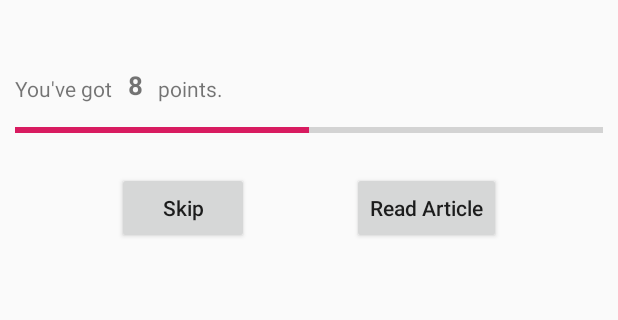
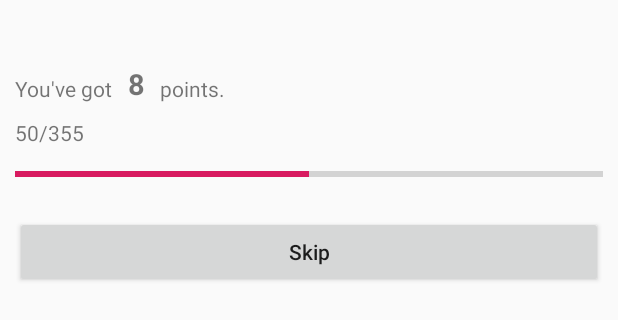
Before and after one commit to rainshang/MatchHeadline, an Android app: the layout fragment_feed.xml on its own in the app's theme, with its tools: preview values and no code run, on a phone screen of 412 x 824 dp. Shown: the top 320 px of the screen. Run offline under Robolectric (Android 15) with nearby library versions, the phone set to English and light mode, and no system bars.

Commit message:
all done

```diff
--- a/app/src/main/java/com/xyx/matchheadline/ui/article/ArticleFragment.kt
+++ b/app/src/main/java/com/xyx/matchheadline/ui/article/ArticleFragment.kt
@@ -16,7 +16,7 @@ import androidx.navigation.fragment.navArgs
  */
 class ArticleFragment : Fragment() {
 
-    val args: ArticleFragmentArgs by navArgs()
+    private val args: ArticleFragmentArgs by navArgs()
     private lateinit var webView: WebView
 
     @SuppressLint("SetJavaScriptEnabled")
--- a/app/src/main/java/com/xyx/matchheadline/vo/FeedsResponse.kt
+++ b/app/src/main/java/com/xyx/matchheadline/vo/FeedsResponse.kt
@@ -1,7 +1,9 @@
 package com.xyx.matchheadline.vo
 
 
+import android.os.Parcelable
 import com.google.gson.annotations.SerializedName
+import kotlinx.android.parcel.Parcelize
 
 data class FeedsResponse(
     @SerializedName("items")
@@ -13,6 +15,7 @@ data class FeedsResponse(
     @SerializedName("version")
     val version: Int
 ) {
+    @Parcelize
     data class Feed(
         @SerializedName("correctAnswerIndex")
         val correctAnswerIndex: Int,
@@ -26,5 +29,5 @@ data class FeedsResponse(
         val standFirst: String,
         @SerializedName("storyUrl")
         val storyUrl: String
-    )
+    ) : Parcelable
 }
--- a/app/src/main/res/layout/fragment_feed.xml
+++ b/app/src/main/res/layout/fragment_feed.xml
@@ -64,7 +64,7 @@
                     android:paddingLeft="@dimen/padding_content"
                     android:paddingRight="@dimen/padding_content"
                     android:text="@{String.valueOf(feedsViewModel.score)}"
-                    android:textSize="17sp"
+                    android:textSize="@dimen/text_size"
                     android:textStyle="bold"
                     app:layout_constraintBottom_toBottomOf="@id/scoreTitle0"
                     app:layout_constraintStart_toEndOf="@id/scoreTitle0"
@@ -78,6 +78,16 @@
                     app:layout_constraintBottom_toBottomOf="@id/score"
                     app:layout_constraintStart_toEndOf="@id/score" />
 
+                <TextView
+                    android:id="@+id/progressText"
+                    android:layout_width="wrap_content"
+                    android:layout_height="wrap_content"
+                    android:layout_marginTop="@dimen/padding_content"
+                    android:text="@{feedsViewModel.index + `/` + feedsViewModel.feedsResp.resultSize}"
+                    app:layout_constraintStart_toStartOf="parent"
+                    app:layout_constraintTop_toBottomOf="@id/score"
+                    tools:text="50/355" />
+
                 <ProgressBar
                     android:id="@+id/progress"
                     style="@style/Widget.AppCompat.ProgressBar.Horizontal"
@@ -85,7 +95,7 @@
                     android:layout_height="wrap_content"
                     android:layout_marginTop="@dimen/padding_content"
                     android:progress="@{feedsViewModel.calculateProgress(feedsViewModel.index, feedsViewModel.feedsResp.resultSize)}"
-                    app:layout_constraintTop_toBottomOf="@id/score"
+                    app:layout_constraintTop_toBottomOf="@id/progressText"
                     tools:progress="50" />
 
                 <LinearLayout
@@ -98,28 +108,13 @@
 
                 <Button
                     android:id="@+id/btnSkip"
-                    android:layout_width="wrap_content"
+                    android:layout_width="match_parent"
                     android:layout_height="wrap_content"
                     android:layout_marginTop="@dimen/padding_content"
                     android:enabled="@{feedsViewModel.index &lt; feedsViewModel.feedsResp.resultSize - 1}"
                     android:onClick="@{()->feedsViewModel.onSkipClick()}"
                     android:text="@string/txt_skip"
                     android:textAllCaps="false"
-                    app:layout_constraintEnd_toStartOf="@id/btnMore"
-                    app:layout_constraintStart_toStartOf="parent"
-                    app:layout_constraintTop_toBottomOf="@id/btnContainer" />
-
-                <Button
-                    android:id="@+id/btnMore"
-                    android:layout_width="wrap_content"
-                    android:layout_height="wrap_content"
-                    android:layout_marginTop="@dimen/padding_content"
-                    android:enabled="@{feedsViewModel.index &lt; feedsViewModel.feedsResp.resultSize}"
-                    android:onClick="@{(view)->feedsViewModel.onMoreClick(view)}"
-                    android:text="@string/btn_more"
-                    android:textAllCaps="false"
-                    app:layout_constraintEnd_toEndOf="parent"
-                    app:layout_constraintStart_toEndOf="@id/btnSkip"
                     app:layout_constraintTop_toBottomOf="@id/btnContainer" />
 
             </androidx.constraintlayout.widget.ConstraintLayout>
--- a/app/src/main/res/values/colors.xml
+++ b/app/src/main/res/values/colors.xml
@@ -3,4 +3,5 @@
     <color name="colorPrimary">#008577</color>
     <color name="colorPrimaryDark">#00574B</color>
     <color name="colorAccent">#D81B60</color>
+    <color name="colorTranslucent">#AAFFFFFF</color>
 </resources>
--- a/app/src/main/res/values/dimens.xml
+++ b/app/src/main/res/values/dimens.xml
@@ -1,4 +1,5 @@
 <?xml version="1.0" encoding="utf-8"?>
 <resources>
     <dimen name="padding_content">10dp</dimen>
+    <dimen name="text_size">19sp</dimen>
 </resources>
--- a/app/src/main/res/values/strings.xml
+++ b/app/src/main/res/values/strings.xml
@@ -6,7 +6,7 @@
     <string name="txt_score_title1">points.</string>
     <string name="txt_skip">Skip</string>
     <string name="btn_more">Read Article</string>
-
-    <!-- TODO: Remove or change this placeholder text -->
-    <string name="hello_blank_fragment">Hello blank fragment</string>
+    <string name="btn_continue">Next Question</string>
+    <string name="tip_correct">You\'re Right!\nNow you have %1$d points.</string>
+    <string name="tip_wrong">Oh No!! You did it wrong…\nNow you have %1$d points.</string>
 </resources>
```
Also changed, not shown: app/src/main/java/com/xyx/matchheadline/ui/FeedsViewModel.kt (+1 -7 lines), app/src/main/java/com/xyx/matchheadline/ui/feed/FeedFragment.kt (+12 -2 lines), app/src/main/java/com/xyx/matchheadline/ui/result/ResultFragment.kt (+21 -3 lines), app/src/main/res/layout/fragment_result.xml (+50 -20 lines), app/src/main/res/navigation/nav_app.xml (+16 -9 lines).
